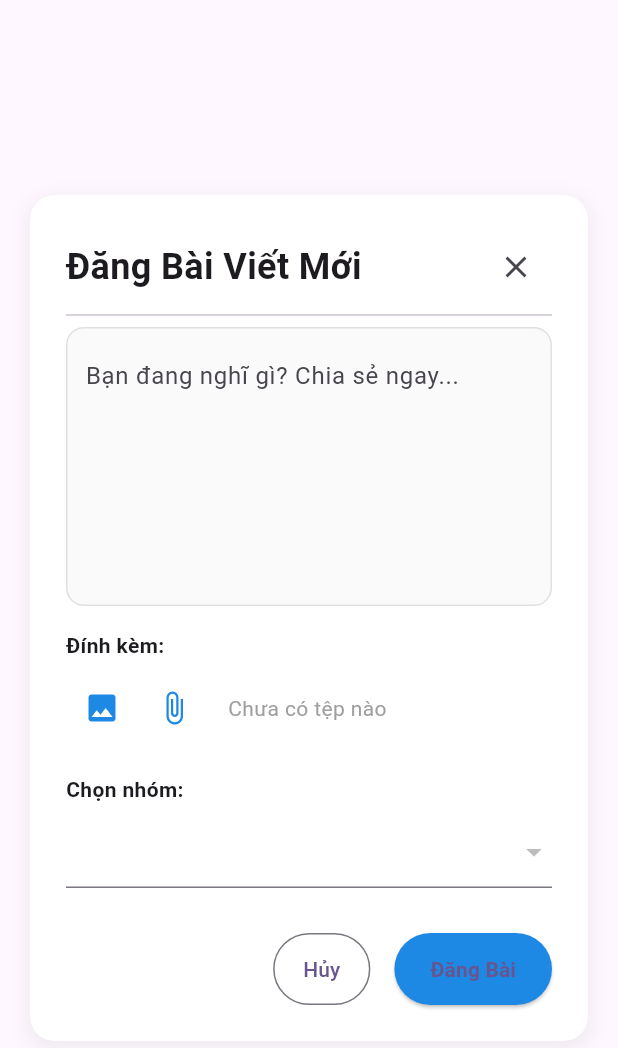
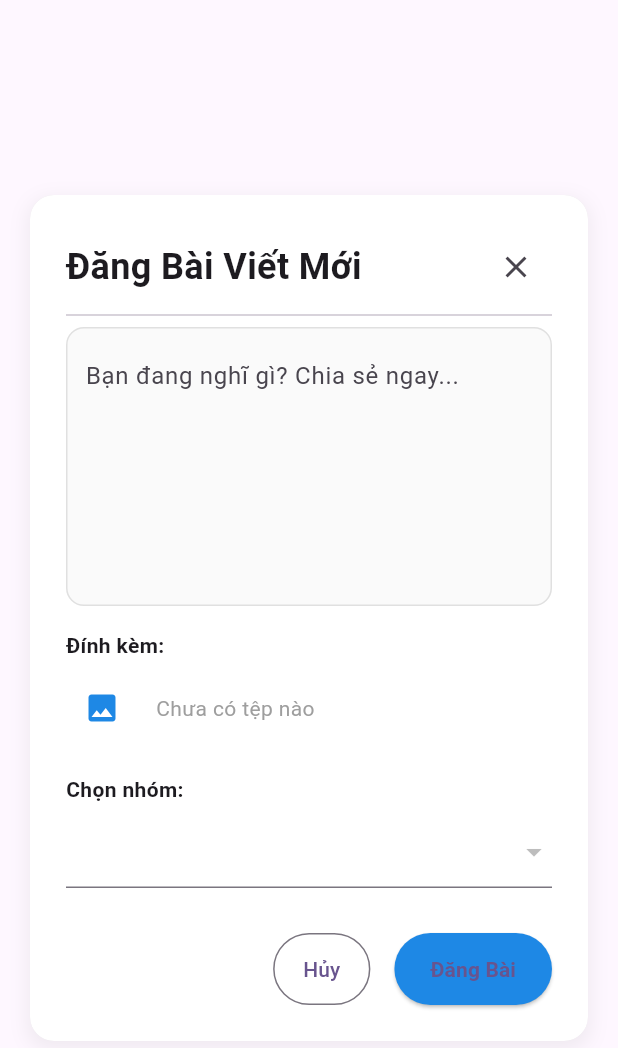
Before and after one commit to hieppro112/chuyenDe2_ver2.0, a Flutter app: the DangBaiDialog widget shown alone on an empty page, opened directly, on a phone screen of 412 x 824 dp. Shown: the top 1048 px of the screen. Run offline on Flutter 3.47's test engine with Material 3 defaults, Android fonts, the phone set to English and light mode, and no system bars; our stand-ins replace cached_network_image, cloud_firestore, file_picker, firebase_auth, firebase_core, firebase_storage and 6 more; accounts and stored records are empty; network calls fail.

Commit message:
Xóa đăng file

```diff
--- a/Chuyen_DE_2/User/giao_tiep_sv_user/lib/FireBase_Service/create_post.dart
+++ b/Chuyen_DE_2/User/giao_tiep_sv_user/lib/FireBase_Service/create_post.dart
@@ -16,7 +16,6 @@ class CreatePostService {
         "content": content,
         "group_id": groupId,
         "date_created": FieldValue.serverTimestamp(),
-        "file_url": fileUrl,
         "image_urls": imageUrls ?? [],
         "status_id": 0, // ✅ BÀI VIẾT MỚI ĐƯỢC ĐẶT LÀ CHỜ DUYỆT (0)
         "likes": 0,
--- a/Chuyen_DE_2/User/giao_tiep_sv_user/lib/Home_screen/Home/Home_screen/dang_bai_dialog.dart
+++ b/Chuyen_DE_2/User/giao_tiep_sv_user/lib/Home_screen/Home/Home_screen/dang_bai_dialog.dart
@@ -285,10 +285,6 @@ class _DangBaiDialogState extends State<DangBaiDialog> {
                     icon: const Icon(Icons.image, color: primaryColor),
                     onPressed: _pickImages,
                   ),
-                  IconButton(
-                    icon: const Icon(Icons.attach_file, color: primaryColor),
-                    onPressed: _pickFiles,
-                  ),
                   const SizedBox(width: 12),
                   Expanded(
                     child: Text(
```
